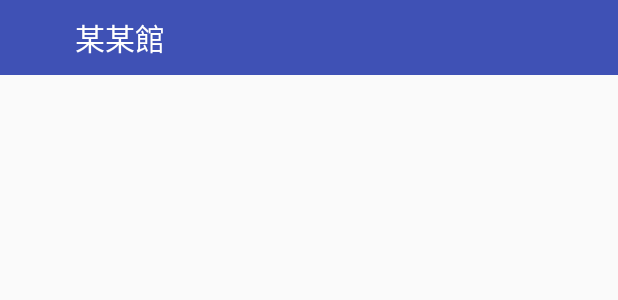
After one commit to empirejames/CPC, an Android app: the layout toptitlebar.xml on its own in the app's theme, with its tools: preview values and no code run, on a phone screen of 412 x 824 dp. The commit adds this screen. Shown: the top 300 px of the screen. Run offline under Robolectric (Android 15) with nearby library versions, the phone set to English and light mode, and no system bars.

Commit message:
hide action bar

```diff
--- a/app/src/main/java/com/james/cpc/MainActivity.java
+++ b/app/src/main/java/com/james/cpc/MainActivity.java
@@ -6,6 +6,7 @@ import android.content.SharedPreferences;
 import android.net.Uri;
 import android.support.v4.widget.SwipeRefreshLayout;
 import android.os.Bundle;
+import android.support.v7.widget.Toolbar;
 import android.util.Log;
 import android.view.MotionEvent;
 import android.view.View;
--- a/app/src/main/java/com/james/cpc/ViewPageController.java
+++ b/app/src/main/java/com/james/cpc/ViewPageController.java
@@ -18,7 +18,10 @@ import android.os.Bundle;
 import android.os.Looper;
 import android.provider.Settings;
 import android.support.v4.view.ViewPager;
+import android.support.v4.widget.DrawerLayout;
+import android.support.v7.app.ActionBarDrawerToggle;
 import android.support.v7.app.AppCompatActivity;
+import android.support.v7.widget.Toolbar;
 import android.util.DisplayMetrics;
 import android.util.Log;
 import android.view.View;
@@ -71,6 +74,8 @@ public class ViewPageController extends AppCompatActivity {
         super.onCreate(savedInstanceState);
         setContentView(R.layout.activity_main);
         InitImageView();
+        Toolbar toolbar = (Toolbar) findViewById(R.id.toolbar);
+        setSupportActionBar(toolbar);
         context = ViewPageController.this;
         manager = new LocalActivityManager(this , true);
         manager.dispatchCreate(savedInstanceState);
--- a/app/src/main/res/layout/activity_detail.xml
+++ b/app/src/main/res/layout/activity_detail.xml
@@ -703,7 +703,6 @@
                         android:textSize="18sp" />
                 </LinearLayout>
             </LinearLayout>
-
         </LinearLayout>
     </ScrollView>
 </android.support.v4.widget.SwipeRefreshLayout>
--- /dev/null
+++ b/app/src/main/res/layout/toptitlebar.xml
@@ -0,0 +1,29 @@
+<?xml version="1.0" encoding="utf-8"?>
+<RelativeLayout xmlns:android="http://schemas.android.com/apk/res/android"
+    android:layout_width="match_parent"
+    android:layout_height="50dp"
+    android:background="@color/colorPrimary"
+    >
+    <RelativeLayout
+        android:id="@+id/rl_toptitlebar_back"
+        android:onClick="backClick"
+        android:layout_width="50dp"
+        android:layout_height="wrap_content">
+        <View
+            android:layout_centerInParent="true"
+            android:layout_width="27dp"
+            android:layout_height="27dp"/>
+    </RelativeLayout>
+
+    <TextView
+        android:id="@+id/tv_toptitlebar_name"
+        android:layout_centerVertical="true"
+        android:gravity="center"
+        android:layout_toRightOf="@id/rl_toptitlebar_back"
+        android:layout_width="wrap_content"
+        android:layout_height="wrap_content"
+        android:text="某某館"
+        android:textColor="#ffffff"
+        android:textSize="20dp"/>
+
+</RelativeLayout>
--- a/app/src/main/res/values/styles.xml
+++ b/app/src/main/res/values/styles.xml
@@ -7,4 +7,10 @@
         <item name="colorPrimaryDark">@color/colorPrimaryDark</item>
         <item name="colorAccent">@color/colorAccent</item>
     </style>
+    <style name="AppTheme.NoActionBar">
+        <item name="windowActionBar">true</item>
+        <item name="windowNoTitle">true</item>
+    </style>
+    <style name="AppTheme.AppBarOverlay" parent="ThemeOverlay.AppCompat.Dark.ActionBar" />
+    <style name="AppTheme.PopupOverlay" parent="ThemeOverlay.AppCompat.Light" />
 </resources>
```
Also changed, not shown: app/src/main/AndroidManifest.xml (+4 -4 lines), app/src/main/res/layout/app_bar_main.xml (added, +23 -0 lines).
